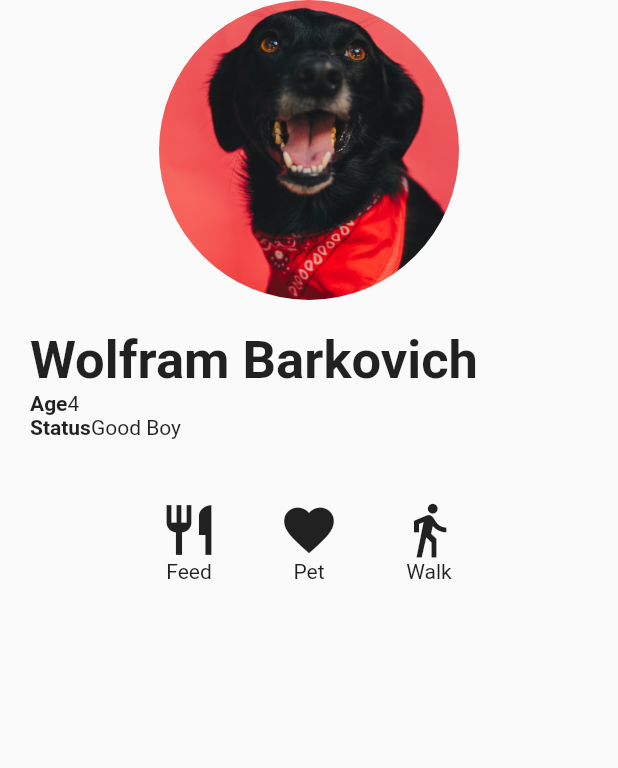
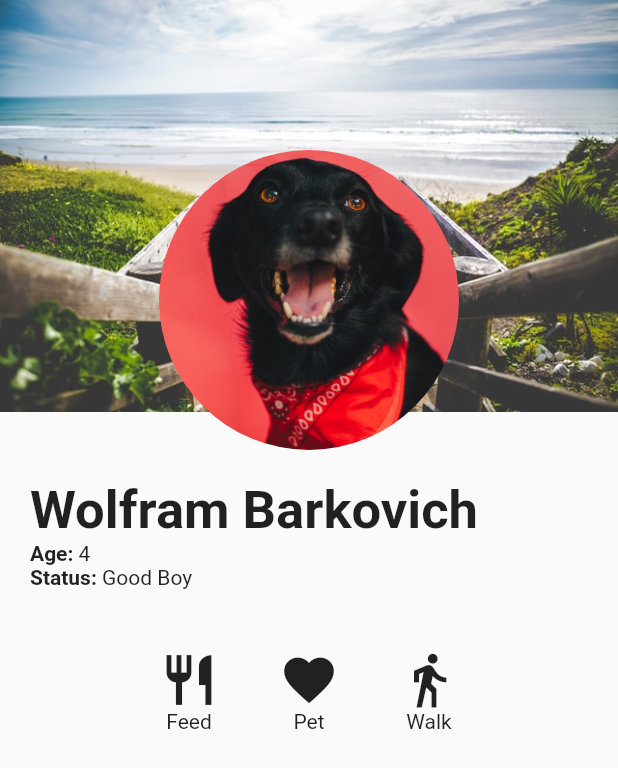
Before and after one commit to co360/flutter-cookbook, a Flutter app: the screen it shows after launch, on a phone screen of 412 x 824 dp. Shown: the top 768 px of the screen. Run offline on Flutter 3.47's test engine with Material 2 defaults, Android fonts, the phone set to English and light mode, and no system bars; our stand-ins replace google_fonts.

Commit message:
add beach photo behind profile

```diff
--- a/04-layout-taming-widget-tree/prototype_screen/lib/profile_screen.dart
+++ b/04-layout-taming-widget-tree/prototype_screen/lib/profile_screen.dart
@@ -6,11 +6,19 @@ class ProfileScreen extends StatelessWidget {
   @override
   Widget build(BuildContext context) {
     return Scaffold(
-      body: Column(
-        children: [
-          _buildProfileImage(context),
-          _buildProfileDetails(context),
-          _buildActions(context),
+      body: Stack(
+        children: <Widget>[
+          Image.asset('assets/beach.jpg'),
+          Transform.translate(
+            offset: const Offset(0, 100),
+            child: Column(
+              children: [
+                _buildProfileImage(context),
+                _buildProfileDetails(context),
+                _buildActions(context),
+              ],
+            ),
+          ),
         ],
       ),
     );
@@ -39,8 +47,8 @@ class ProfileScreen extends StatelessWidget {
             'Wolfram Barkovich',
             style: TextStyle(fontSize: 35, fontWeight: FontWeight.w600),
           ),
-          _buildDetailsRow('Age', '4'),
-          _buildDetailsRow('Status', 'Good Boy'),
+          _buildDetailsRow('Age: ', '4'),
+          _buildDetailsRow('Status: ', 'Good Boy'),
         ],
       ),
     );
```
